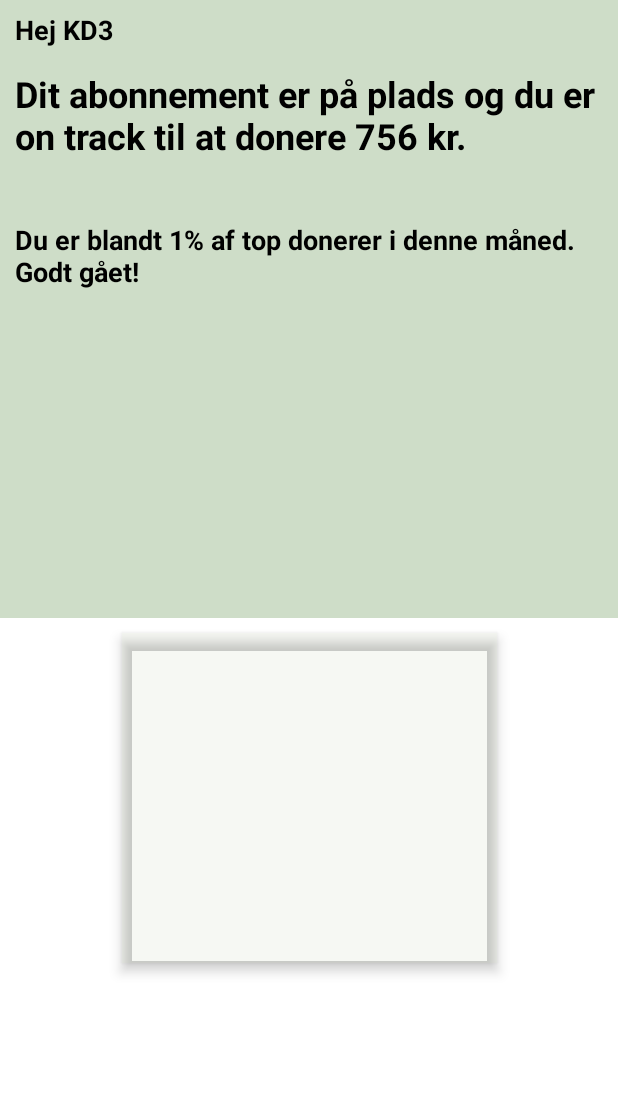
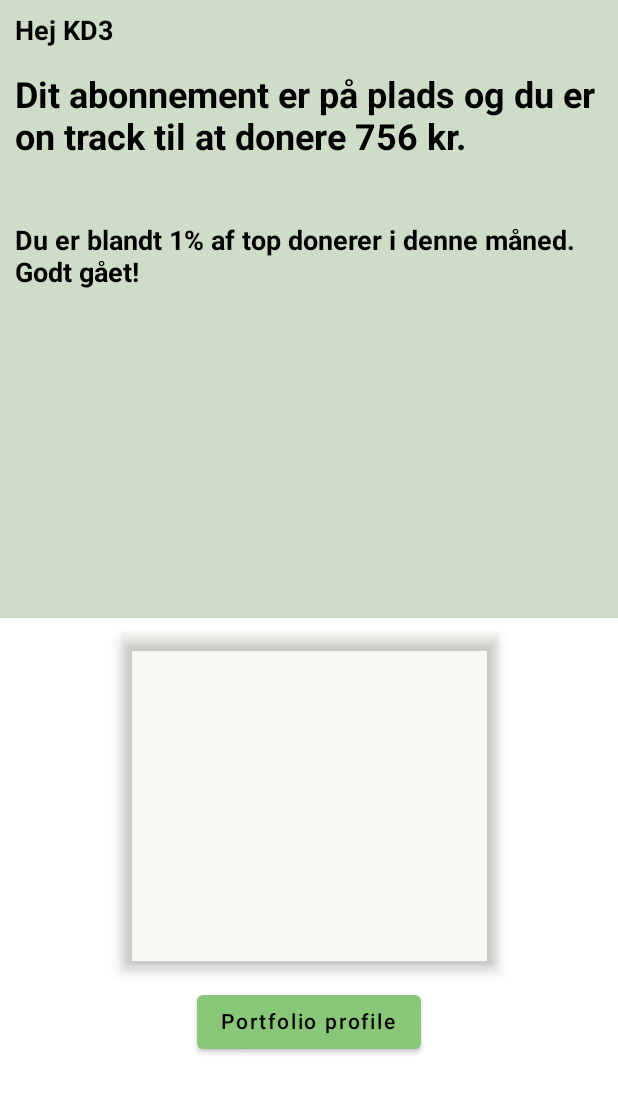
Before and after one commit to Stonebank/kind, an Android app built with Jetpack Compose: the screen it shows after launch (MainActivity), after a tap on "Log ind", on a phone screen of 412 x 824 dp. Shown: the top 1093 px of the screen. Run offline under Robolectric (Android 15) with nearby library versions, the phone set to English and light mode, and no system bars.

Commit message:
Iteration 2 complete

```diff
--- a/app/src/main/java/com/dtu/kd3/kind/MainActivity.kt
+++ b/app/src/main/java/com/dtu/kd3/kind/MainActivity.kt
@@ -6,6 +6,7 @@ import androidx.activity.compose.setContent
 import androidx.compose.material.Surface
 import com.dtu.kd3.kind.controller.Navigation
 import com.dtu.kd3.kind.ui.theme.KindTheme
+import com.dtu.kd3.kind.views.container.ShowPortFolioView
 
 
 class MainActivity : ComponentActivity() {
--- a/app/src/main/java/com/dtu/kd3/kind/controller/NavigationController.kt
+++ b/app/src/main/java/com/dtu/kd3/kind/controller/NavigationController.kt
@@ -7,9 +7,7 @@ import androidx.navigation.compose.composable
 import androidx.navigation.compose.rememberNavController
 import androidx.navigation.navArgument
 import com.dtu.kd3.kind.views.ComposableView
-import com.dtu.kd3.kind.views.container.ShowHomeView
-import com.dtu.kd3.kind.views.container.ShowLoginView
-import com.dtu.kd3.kind.views.container.ShowRegisterView
+import com.dtu.kd3.kind.views.container.*
 
 @Composable
 fun Navigation() {
@@ -26,7 +24,13 @@ fun Navigation() {
                 type = NavType.StringType
                 nullable = true
             })) {
-            entry -> ShowHomeView(email = entry.arguments?.getString("email"))
+            entry -> ShowHomeView(email = entry.arguments?.getString("email"), navController = navigationController)
+        }
+        composable(route = ComposableView.PortfolioView.route) {
+            ShowPortFolioView(navController = navigationController)
+        }
+        composable(route = ComposableView.BuildPortfolioView.route) {
+            ShowBuildPortFolioView(navController = navigationController)
         }
     }
 }
--- a/app/src/main/java/com/dtu/kd3/kind/ui/theme/Color.kt
+++ b/app/src/main/java/com/dtu/kd3/kind/ui/theme/Color.kt
@@ -20,3 +20,6 @@ val secondaryButtonColor = Color(217, 217, 217)
 
 // title color
 val titleColor = Color(87, 105, 74)
+
+// percentage color
+val percentageColor = Color(241, 208, 127)
--- a/app/src/main/java/com/dtu/kd3/kind/utility/Utils.kt
+++ b/app/src/main/java/com/dtu/kd3/kind/utility/Utils.kt
@@ -12,7 +12,6 @@ import androidx.compose.ui.graphics.Color
 import com.dtu.kd3.kind.input.TextInputType
 import com.dtu.kd3.kind.ui.theme.Shapes
 import com.dtu.kd3.kind.ui.theme.secondaryColor
-import java.util.*
 
 @Composable
 fun TextInput(inputType: TextInputType, focusRequester: FocusRequester? = null, keyboardActions: KeyboardActions) {
--- a/app/src/main/java/com/dtu/kd3/kind/views/ComposableView.kt
+++ b/app/src/main/java/com/dtu/kd3/kind/views/ComposableView.kt
@@ -18,6 +18,12 @@ sealed class ComposableView(val route: String) {
     /* HomeView.kt */
     object HomeView: ComposableView("home_view")
 
+    /* PortfolioView.kt */
+    object PortfolioView: ComposableView("portfolio_view")
+
+    /* BuildPortfolioView.kt */
+    object BuildPortfolioView: ComposableView("build_portfolio_view")
+
     fun passArguments(vararg args: String) : String {
         return buildString {
             append(route)
--- a/app/src/main/java/com/dtu/kd3/kind/views/container/BuildPortfolioView.kt
+++ b/app/src/main/java/com/dtu/kd3/kind/views/container/BuildPortfolioView.kt
@@ -19,6 +19,7 @@ import androidx.compose.ui.text.font.FontWeight
 import androidx.compose.ui.text.style.TextAlign
 import androidx.compose.ui.unit.dp
 import androidx.compose.ui.unit.sp
+import androidx.navigation.NavController
 import com.dtu.kd3.kind.ui.theme.buttonColor
 import com.dtu.kd3.kind.ui.theme.secondaryButtonColor
 import com.dtu.kd3.kind.ui.theme.secondaryColor
@@ -31,7 +32,7 @@ import java.util.*
  */
 
 @Composable
-fun ShowBuildPortFolioView() {
+fun ShowBuildPortFolioView(navController: NavController) {
     Surface(modifier = Modifier.fillMaxWidth()) {
         Column(modifier = Modifier
             .background(secondaryColor)
--- a/app/src/main/java/com/dtu/kd3/kind/views/container/HomeView.kt
+++ b/app/src/main/java/com/dtu/kd3/kind/views/container/HomeView.kt
@@ -4,6 +4,8 @@ import androidx.compose.foundation.background
 import androidx.compose.foundation.layout.*
 import androidx.compose.foundation.rememberScrollState
 import androidx.compose.foundation.verticalScroll
+import androidx.compose.material.Button
+import androidx.compose.material.ButtonDefaults
 import androidx.compose.material.Surface
 import androidx.compose.material.Text
 import androidx.compose.runtime.Composable
@@ -16,8 +18,11 @@ import androidx.compose.ui.platform.LocalConfiguration
 import androidx.compose.ui.text.font.FontWeight
 import androidx.compose.ui.unit.dp
 import androidx.compose.ui.unit.sp
+import androidx.navigation.NavController
+import com.dtu.kd3.kind.ui.theme.buttonColor
 import com.dtu.kd3.kind.ui.theme.primaryColor
 import com.dtu.kd3.kind.ui.theme.secondaryColor
+import com.dtu.kd3.kind.views.ComposableView
 import kotlin.math.roundToInt
 
 /**
@@ -28,7 +33,7 @@ import kotlin.math.roundToInt
  */
 
 @Composable
-fun ShowHomeView(email: String?) {
+fun ShowHomeView(email: String?, navController: NavController) {
     val configuration = LocalConfiguration.current
     val splitHeight = (configuration.screenHeightDp / 2).dp
     Surface(modifier = Modifier.fillMaxWidth()) {
@@ -52,8 +57,11 @@ fun ShowHomeView(email: String?) {
                         .padding(vertical = 150.dp)
                         .padding(horizontal = 10.dp))
             }
-            Column(modifier = Modifier.fillMaxSize(), verticalArrangement = Arrangement.Top, horizontalAlignment = Alignment.CenterHorizontally) {
+            Column(modifier = Modifier.fillMaxSize(), verticalArrangement = Arrangement.spacedBy(15.dp), horizontalAlignment = Alignment.CenterHorizontally) {
                 ShowCard()
+                Button(onClick = { navController.navigate(ComposableView.PortfolioView.route) }, colors = ButtonDefaults.buttonColors(buttonColor)) {
+                    Text("Portfolio profile")
+                }
             }
         }
     }
@@ -62,8 +70,10 @@ fun ShowHomeView(email: String?) {
 @Composable
 fun ShowCard() {
     Box(modifier = Modifier
-        .width(250.dp).height(220.dp)
-        .background(secondaryColor).shadow(5.dp, shape = RectangleShape)) {
+        .width(250.dp)
+        .height(220.dp)
+        .background(secondaryColor)
+        .shadow(5.dp, shape = RectangleShape)) {
     }
 }
 
```
Also changed, not shown: app/src/main/java/com/dtu/kd3/kind/views/container/PortfolioView.kt (added, +85 -0 lines), app/src/main/res/drawable/stock_profile.png (added).
